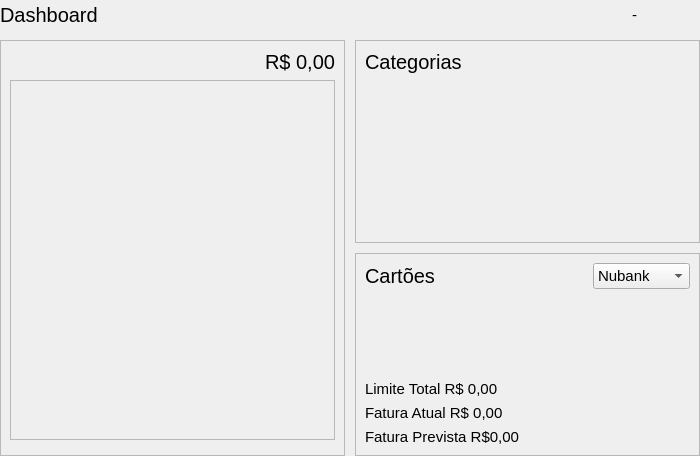
Above: FinancesApp/src/ui/DashForm.ui from iagoofelipe/Finances before the change. Below: the same form after it.
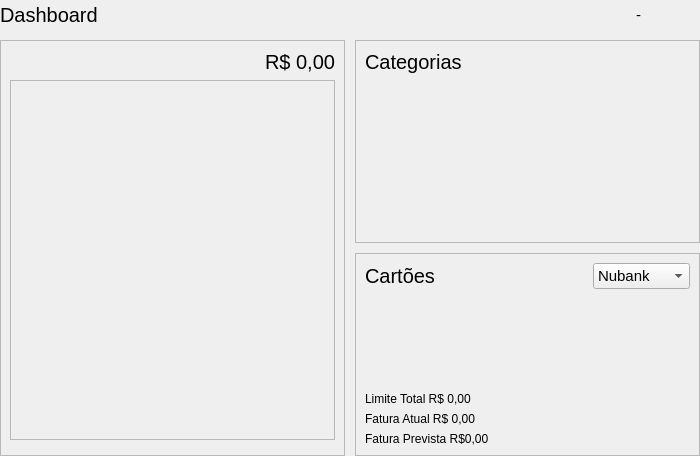
That is the form after the change. Icons and pictures are not drawn.

```diff
--- a/FinancesApp/src/ui/DashForm.ui
+++ b/FinancesApp/src/ui/DashForm.ui
@@ -38,6 +38,9 @@
    <item>
     <widget class="QWidget" name="widget" native="true">
      <layout class="QHBoxLayout" name="horizontalLayout">
+      <property name="spacing">
+       <number>2</number>
+      </property>
       <property name="leftMargin">
        <number>0</number>
       </property>
@@ -333,6 +336,11 @@
             </item>
             <item>
              <widget class="QLabel" name="lbCardLimit">
+              <property name="font">
+               <font>
+                <pointsize>9</pointsize>
+               </font>
+              </property>
               <property name="text">
                <string>Limite Total R$ 0,00</string>
               </property>
@@ -340,6 +348,11 @@
             </item>
             <item>
              <widget class="QLabel" name="lbCurrentInvoice">
+              <property name="font">
+               <font>
+                <pointsize>9</pointsize>
+               </font>
+              </property>
               <property name="text">
                <string>Fatura Atual R$ 0,00</string>
               </property>
@@ -347,6 +360,11 @@
             </item>
             <item>
              <widget class="QLabel" name="lbInvoiceExpected">
+              <property name="font">
+               <font>
+                <pointsize>9</pointsize>
+               </font>
+              </property>
               <property name="text">
                <string>Fatura Prevista R$0,00</string>
               </property>
```
